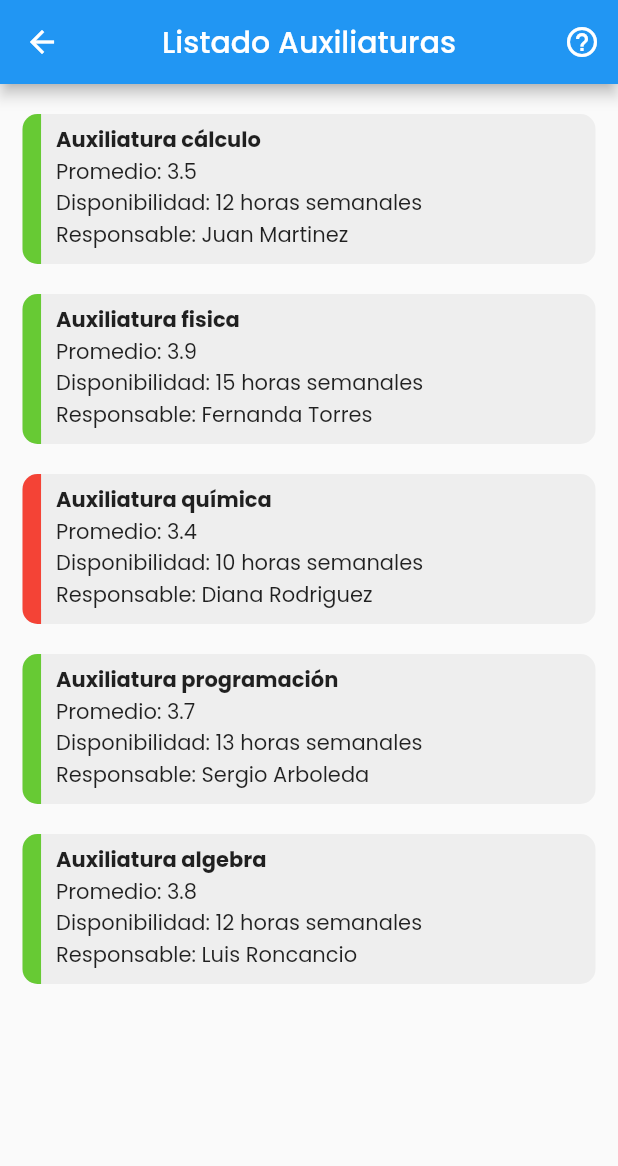
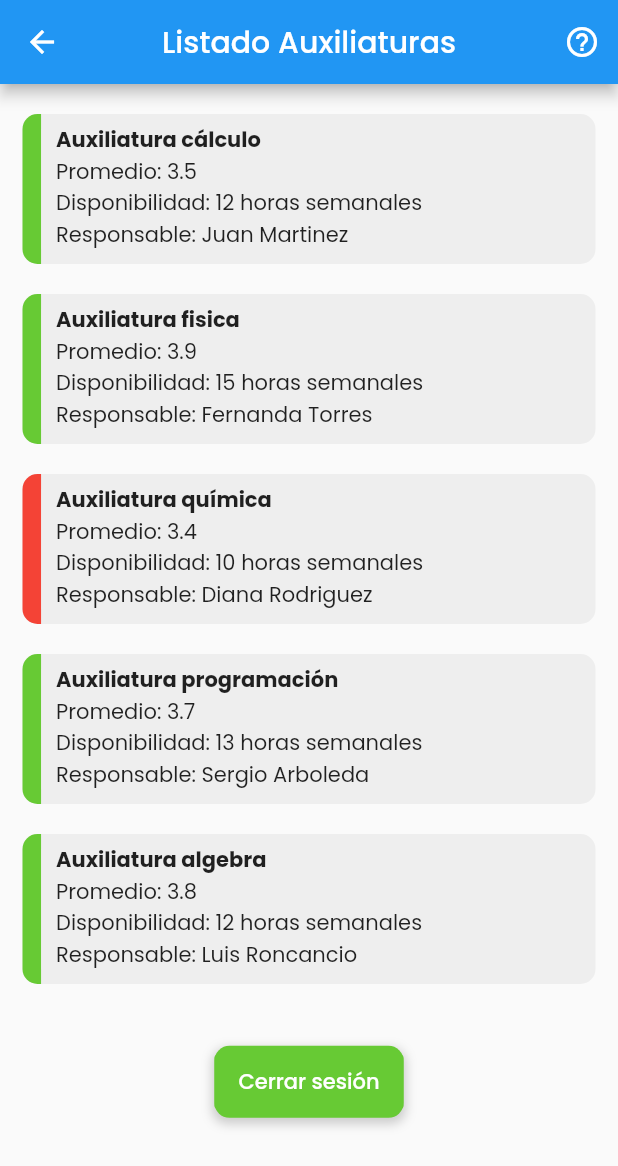
Before and after one commit to MiguelOquendoRincon/UISAUX, a Flutter app: the AUXLIST screen opened by its route, on a phone screen of 412 x 824 dp. Shown: the top 1166 px of the screen. Run offline on Flutter 3.47's test engine with Material 2 defaults, Android fonts, the phone set to English and light mode, and no system bars; drawn by our look-alikes of flutter_slidable; our stand-ins replace google_fonts, pull_to_refresh, sqflite; accounts and stored records are empty.

Commit message:
Cambio visual boton cerrar sesion

```diff
--- a/lib/views/auxList.dart
+++ b/lib/views/auxList.dart
@@ -1,5 +1,6 @@
 import 'package:flutter/material.dart';
 import 'package:flutter/services.dart' show rootBundle;
+import 'package:flutter_slidable/flutter_slidable.dart';
 import 'package:pull_to_refresh/pull_to_refresh.dart';
 import 'package:uis_aux/models/listadoAux_model.dart';
 
@@ -80,7 +81,9 @@ class _AUXLISTState extends State<AUXLIST> {
 
 
   Widget _listadoAux(){
-    return Container(
+    return Column(
+      children: [
+        Container(
           padding: EdgeInsets.only(top: 10.0),
           height: listadoAux.length * 100.0,
           child: ListView.builder(
@@ -89,7 +92,8 @@ class _AUXLISTState extends State<AUXLIST> {
               // return Container(
               //   child: Text(listadoAux[i].descripcion),
               // );
-          return InkWell(
+              return Slidable(
+                child: InkWell(
                   child: Container(
                     width: MediaQuery.of(context).size.width,
                     padding: EdgeInsets.symmetric(vertical: 10.0, horizontal: 15.0),
@@ -140,8 +144,62 @@ class _AUXLISTState extends State<AUXLIST> {
                     )
                   ),
                   onTap: () => Navigator.pushNamed(context, 'details', arguments: listadoAux[i]),
+                ),
+                actionPane: SlidableDrawerActionPane(),
+                secondaryActions: [
+                  listadoAux[i].status == 1
+                  ?
+                    Container(
+                      height: 100.0,
+                      alignment: Alignment.center,
+                      decoration: BoxDecoration(
+                        color: Theme.of(context).primaryColor,
+                        borderRadius: BorderRadius.only(
+                          topLeft: Radius.circular(10.0),
+                          bottomLeft: Radius.circular(10.0),
+                        )
+                      ),
+                      child: Text('Aplicar', style: TextStyle(color: Colors.white),),
+                    )
+                  : Container(
+                      height: 100.0,
+                      alignment: Alignment.center,
+                      decoration: BoxDecoration(
+                        color: Colors.red,
+                        borderRadius: BorderRadius.only(
+                          topLeft: Radius.circular(10.0),
+                          bottomLeft: Radius.circular(10.0),
+                        )
+                      ),
+                      child: Text('Avisame cuando esté disponible', textAlign: TextAlign.center, style: TextStyle(color: Colors.white),),
+                    )
+                ],
               );
           }),
+        ),
+
+        Container(
+          margin: EdgeInsets.only(top: MediaQuery.of(context).size.height * 0.05),
+          decoration: BoxDecoration(
+            color: Theme.of(context).primaryColor,
+            borderRadius: BorderRadius.circular(10.0),
+            boxShadow: [
+              BoxShadow(
+                color: Colors.grey.withOpacity(0.5),
+                spreadRadius: 1.0,
+                blurRadius: 5,
+                offset: Offset(0, 3), // changes position of shadow
+              ),
+            ]
+          ),
+          child: FlatButton(
+            onPressed: () => Navigator.pushReplacementNamed(context, 'login'),
+            color: Theme.of(context).primaryColor,
+            splashColor: Theme.of(context).primaryColor,
+            child: Text('Cerrar sesión', style: TextStyle(color: Colors.white),)
+          )
+        )
+      ],
     );
   }
 
--- a/pubspec.yaml
+++ b/pubspec.yaml
@@ -30,6 +30,7 @@ dependencies:
   cupertino_icons: ^0.1.3
   sqflite: ^1.2.0
   pull_to_refresh:
+  flutter_slidable:
   google_fonts:
 
 dev_dependencies:
```
Also changed, not shown: lib/views/login.dart (+28 -1 lines), lib/views/register.dart (+2 -22 lines), pubspec.lock. Lines whose indentation alone changed are shown as unchanged.
